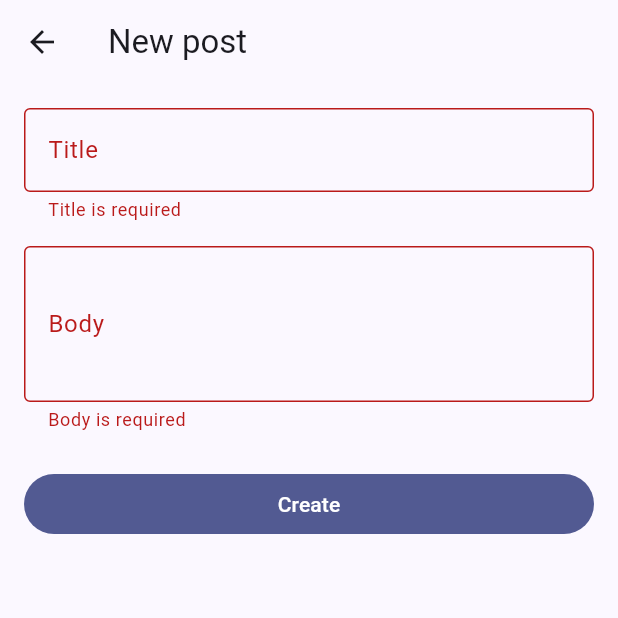
After one commit to nicolinx/flutter_enterprise_starter_kit, a Flutter app: the PostFormPage screen opened by its route, after a tap on "Create", on a phone screen of 412 x 824 dp, the top half of it. The commit adds this screen. Run offline on Flutter 3.47's test engine with Material 3 defaults, Android fonts, the phone set to English and light mode, and no system bars; our stand-ins replace connectivity_plus, dio, firebase_auth, firebase_core, flutter_bloc, fpdart and 6 more; accounts and stored records are empty; generated files the repository leaves out were written again; network calls fail.

Commit message:
feat: add posts presentation layer, DI wiring, and routes

```diff
--- a/lib/core/di/injection.dart
+++ b/lib/core/di/injection.dart
@@ -4,6 +4,7 @@ import 'package:flutter_enterprise_starter_kit/core/config/flavor_config.dart';
 import 'package:flutter_enterprise_starter_kit/core/network/dio_client.dart';
 import 'package:flutter_enterprise_starter_kit/core/network/network_info.dart';
 import 'package:flutter_enterprise_starter_kit/features/auth/auth_injection.dart';
+import 'package:flutter_enterprise_starter_kit/features/posts/posts_injection.dart';
 import 'package:get_it/get_it.dart';
 
 final GetIt getIt = GetIt.instance;
@@ -23,4 +24,5 @@ Future<void> configureDependencies() async {
     );
 
   configureAuthDependencies();
+  await configurePostsDependencies();
 }
--- a/lib/core/router/route_paths.dart
+++ b/lib/core/router/route_paths.dart
@@ -4,4 +4,10 @@ abstract class RoutePaths {
   static const root = '/';
   static const login = '/login';
   static const register = '/register';
+
+  static const posts = '/posts';
+  static const newPost = '/posts/new';
+
+  static String postDetailPath(int id) => '/posts/$id';
+  static String editPostPath(int id) => '/posts/$id/edit';
 }
--- /dev/null
+++ b/lib/features/posts/presentation/cubit/post_detail_cubit.dart
@@ -0,0 +1,26 @@
+import 'package:flutter_bloc/flutter_bloc.dart';
+import 'package:flutter_enterprise_starter_kit/core/error/failures.dart';
+import 'package:flutter_enterprise_starter_kit/features/posts/domain/usecases/get_post.dart';
+import 'package:flutter_enterprise_starter_kit/features/posts/presentation/cubit/post_detail_state.dart';
+
+class PostDetailCubit extends Cubit<PostDetailState> {
+  PostDetailCubit(this._getPost) : super(const PostDetailState.loading());
+
+  final GetPost _getPost;
+
+  Future<void> load(int id) async {
+    emit(const PostDetailState.loading());
+    final result = await _getPost(GetPostParams(id: id));
+    result.match(
+      (failure) => emit(PostDetailState.error(_messageFor(failure))),
+      (post) => emit(PostDetailState.loaded(post)),
+    );
+  }
+
+  String _messageFor(Failure failure) => failure.map(
+    server: (f) => f.message,
+    network: (f) => f.message,
+    cache: (f) => f.message,
+    unexpected: (f) => f.message,
+  );
+}
--- /dev/null
+++ b/lib/features/posts/presentation/cubit/post_detail_state.dart
@@ -0,0 +1,11 @@
+import 'package:flutter_enterprise_starter_kit/features/posts/domain/entities/post.dart';
+import 'package:freezed_annotation/freezed_annotation.dart';
+
+part 'post_detail_state.freezed.dart';
+
+@freezed
+sealed class PostDetailState with _$PostDetailState {
+  const factory PostDetailState.loading() = PostDetailLoading;
+  const factory PostDetailState.loaded(Post post) = PostDetailLoaded;
+  const factory PostDetailState.error(String message) = PostDetailError;
+}
--- /dev/null
+++ b/lib/features/posts/presentation/cubit/post_form_cubit.dart
@@ -0,0 +1,48 @@
+import 'package:flutter_bloc/flutter_bloc.dart';
+import 'package:flutter_enterprise_starter_kit/core/error/failures.dart';
+import 'package:flutter_enterprise_starter_kit/features/posts/domain/entities/post.dart';
+import 'package:flutter_enterprise_starter_kit/features/posts/domain/usecases/create_post.dart';
+import 'package:flutter_enterprise_starter_kit/features/posts/domain/usecases/update_post.dart';
+import 'package:flutter_enterprise_starter_kit/features/posts/presentation/cubit/post_form_state.dart';
+
+/// Demo user id attached to posts created through this app; JSONPlaceholder
+/// requires a `userId` but doesn't have a real concept of "the current user"
+/// for writes.
+const _demoUserId = 1;
+
+class PostFormCubit extends Cubit<PostFormState> {
+  PostFormCubit(this._createPost, this._updatePost)
+    : super(const PostFormState.initial());
+
+  final CreatePost _createPost;
+  final UpdatePost _updatePost;
+
+  Future<void> submit({
+    required String title,
+    required String body,
+    Post? editing,
+  }) async {
+    emit(const PostFormState.submitting());
+
+    final result = await switch (editing) {
+      null => _createPost(
+        CreatePostParams(userId: _demoUserId, title: title, body: body),
+      ),
+      final post => _updatePost(
+        UpdatePostParams(post: post.copyWith(title: title, body: body)),
+      ),
+    };
+
+    result.match(
+      (failure) => emit(PostFormState.failure(_messageFor(failure))),
+      (post) => emit(PostFormState.success(post)),
+    );
+  }
+
+  String _messageFor(Failure failure) => failure.map(
+    server: (f) => f.message,
+    network: (f) => f.message,
+    cache: (f) => f.message,
+    unexpected: (f) => f.message,
+  );
+}
--- /dev/null
+++ b/lib/features/posts/presentation/cubit/post_form_state.dart
@@ -0,0 +1,12 @@
+import 'package:flutter_enterprise_starter_kit/features/posts/domain/entities/post.dart';
+import 'package:freezed_annotation/freezed_annotation.dart';
+
+part 'post_form_state.freezed.dart';
+
+@freezed
+sealed class PostFormState with _$PostFormState {
+  const factory PostFormState.initial() = PostFormInitial;
+  const factory PostFormState.submitting() = PostFormSubmitting;
+  const factory PostFormState.success(Post post) = PostFormSuccess;
+  const factory PostFormState.failure(String message) = PostFormFailure;
+}
--- /dev/null
+++ b/lib/features/posts/presentation/cubit/posts_cubit.dart
@@ -0,0 +1,46 @@
+import 'package:flutter_bloc/flutter_bloc.dart';
+import 'package:flutter_enterprise_starter_kit/core/error/failures.dart';
+import 'package:flutter_enterprise_starter_kit/core/usecase/usecase.dart';
+import 'package:flutter_enterprise_starter_kit/features/posts/domain/usecases/delete_post.dart';
+import 'package:flutter_enterprise_starter_kit/features/posts/domain/usecases/get_posts.dart';
+import 'package:flutter_enterprise_starter_kit/features/posts/presentation/cubit/posts_state.dart';
+
+class PostsCubit extends Cubit<PostsState> {
+  PostsCubit(this._getPosts, this._deletePost)
+    : super(const PostsState.initial());
+
+  final GetPosts _getPosts;
+  final DeletePost _deletePost;
+
+  Future<void> load() async {
+    emit(const PostsState.loading());
+    final result = await _getPosts(const NoParams());
+    result.match(
+      (failure) => emit(PostsState.error(_messageFor(failure))),
+      (posts) => emit(PostsState.loaded(posts)),
+    );
+  }
+
+  Future<void> delete(int id) async {
+    final result = await _deletePost(DeletePostParams(id: id));
+    result.match((failure) => emit(PostsState.error(_messageFor(failure))), (
+      _,
+    ) {
+      final current = state;
+      if (current is PostsLoaded) {
+        emit(
+          PostsState.loaded(
+            current.posts.where((post) => post.id != id).toList(),
+          ),
+        );
+      }
+    });
+  }
+
+  String _messageFor(Failure failure) => failure.map(
+    server: (f) => f.message,
+    network: (f) => f.message,
+    cache: (f) => f.message,
+    unexpected: (f) => f.message,
+  );
+}
--- /dev/null
+++ b/lib/features/posts/presentation/pages/post_form_page.dart
@@ -0,0 +1,158 @@
+import 'dart:async';
+
+import 'package:flutter/material.dart';
+import 'package:flutter_bloc/flutter_bloc.dart';
+import 'package:flutter_enterprise_starter_kit/core/di/injection.dart';
+import 'package:flutter_enterprise_starter_kit/features/posts/domain/entities/post.dart';
+import 'package:flutter_enterprise_starter_kit/features/posts/presentation/cubit/post_detail_cubit.dart';
+import 'package:flutter_enterprise_starter_kit/features/posts/presentation/cubit/post_detail_state.dart';
+import 'package:flutter_enterprise_starter_kit/features/posts/presentation/cubit/post_form_cubit.dart';
+import 'package:flutter_enterprise_starter_kit/features/posts/presentation/cubit/post_form_state.dart';
+
+/// Handles both create (`id == null`) and edit (`id` provided). For edit,
+/// the existing post is fetched by id (via `PostDetailCubit`) rather than
+/// relying on data passed through navigation, so a direct/deep link to the
+/// edit route works the same as navigating from the detail page.
+class PostFormPage extends StatelessWidget {
+  const PostFormPage({super.key, this.id});
+
+  final int? id;
+
+  @override
+  Widget build(BuildContext context) {
+    return MultiBlocProvider(
+      providers: [
+        BlocProvider(create: (_) => getIt<PostFormCubit>()),
+        if (id != null)
+          BlocProvider(
+            create: (_) {
+              final cubit = getIt<PostDetailCubit>();
+              unawaited(cubit.load(id!));
+              return cubit;
+            },
+          ),
+      ],
+      child: _PostFormView(id: id),
+    );
+  }
+}
+
+class _PostFormView extends StatefulWidget {
+  const _PostFormView({required this.id});
+
+  final int? id;
+
+  @override
+  State<_PostFormView> createState() => _PostFormViewState();
+}
+
+class _PostFormViewState extends State<_PostFormView> {
+  final _formKey = GlobalKey<FormState>();
+  final _titleController = TextEditingController();
+  final _bodyController = TextEditingController();
+  Post? _editing;
+
+  @override
+  void dispose() {
+    _titleController.dispose();
+    _bodyController.dispose();
+    super.dispose();
+  }
+
+  void _submit(BuildContext context) {
+    if (!_formKey.currentState!.validate()) return;
+    unawaited(
+      context.read<PostFormCubit>().submit(
+        title: _titleController.text,
+        body: _bodyController.text,
+        editing: _editing,
+      ),
+    );
+  }
+
+  @override
+  Widget build(BuildContext context) {
+    final isEditing = widget.id != null;
+
+    return Scaffold(
+      appBar: AppBar(title: Text(isEditing ? 'Edit post' : 'New post')),
+      body: MultiBlocListener(
+        listeners: [
+          BlocListener<PostFormCubit, PostFormState>(
+            listener: (context, state) {
+              if (state case PostFormSuccess()) {
+                Navigator.of(context).pop();
+              } else if (state case PostFormFailure(:final message)) {
+                ScaffoldMessenger.of(
+                  context,
+                ).showSnackBar(SnackBar(content: Text(message)));
+              }
+            },
+          ),
+          if (isEditing)
+            BlocListener<PostDetailCubit, PostDetailState>(
+              listener: (context, state) {
+                if (state case PostDetailLoaded(:final post)) {
+                  setState(() {
+                    _editing = post;
+                    _titleController.text = post.title;
+                    _bodyController.text = post.body;
+                  });
+                }
+              },
+            ),
+        ],
+        child: isEditing && _editing == null
+            ? const Center(child: CircularProgressIndicator())
+            : Padding(
+                padding: const EdgeInsets.all(16),
+                child: Form(
+                  key: _formKey,
+                  child: Column(
+                    crossAxisAlignment: CrossAxisAlignment.stretch,
+                    children: [
+                      TextFormField(
+                        controller: _titleController,
+                        decoration: const InputDecoration(labelText: 'Title'),
+                        validator: (value) => (value == null || value.isEmpty)
+                            ? 'Title is required'
+                            : null,
+                      ),
+                      const SizedBox(height: 16),
+                      TextFormField(
+                        controller: _bodyController,
+                        decoration: const InputDecoration(labelText: 'Body'),
+                        minLines: 3,
+                        maxLines: 6,
+                        validator: (value) => (value == null || value.isEmpty)
+                            ? 'Body is required'
+                            : null,
+                      ),
+                      const SizedBox(height: 24),
+                      BlocBuilder<PostFormCubit, PostFormState>(
+                        builder: (context, state) {
+                          final isSubmitting = state is PostFormSubmitting;
+                          return FilledButton(
+                            onPressed: isSubmitting
+                                ? null
+                                : () => _submit(context),
+                            child: isSubmitting
+                                ? const SizedBox(
+                                    width: 20,
+                                    height: 20,
+                                    child: CircularProgressIndicator(
+                                      strokeWidth: 2,
+                                    ),
+                                  )
+                                : Text(isEditing ? 'Save' : 'Create'),
+                          );
+                        },
+                      ),
+                    ],
+                  ),
+                ),
+              ),
+      ),
+    );
+  }
+}
--- /dev/null
+++ b/lib/features/posts/presentation/pages/posts_list_page.dart
@@ -0,0 +1,70 @@
+import 'dart:async';
+
+import 'package:flutter/material.dart';
+import 'package:flutter_bloc/flutter_bloc.dart';
+import 'package:flutter_enterprise_starter_kit/core/di/injection.dart';
+import 'package:flutter_enterprise_starter_kit/core/router/route_paths.dart';
+import 'package:flutter_enterprise_starter_kit/features/posts/presentation/cubit/posts_cubit.dart';
+import 'package:flutter_enterprise_starter_kit/features/posts/presentation/cubit/posts_state.dart';
+import 'package:go_router/go_router.dart';
+
+class PostsListPage extends StatelessWidget {
+  const PostsListPage({super.key});
+
+  @override
+  Widget build(BuildContext context) {
+    return BlocProvider(
+      create: (_) {
+        final cubit = getIt<PostsCubit>();
+        unawaited(cubit.load());
+        return cubit;
+      },
+      child: const _PostsListView(),
+    );
+  }
+}
+
+class _PostsListView extends StatelessWidget {
+  const _PostsListView();
+
+  @override
+  Widget build(BuildContext context) {
+    return Scaffold(
+      appBar: AppBar(title: const Text('Posts')),
+      floatingActionButton: FloatingActionButton(
+        onPressed: () => context.push(RoutePaths.newPost),
+        child: const Icon(Icons.add),
+      ),
+      body: BlocBuilder<PostsCubit, PostsState>(
+        builder: (context, state) {
+          return switch (state) {
+            PostsInitial() || PostsLoading() => const Center(
+              child: CircularProgressIndicator(),
+            ),
+            PostsError(:final message) => Center(child: Text(message)),
+            PostsLoaded(:final posts) => RefreshIndicator(
+              onRefresh: () => context.read<PostsCubit>().load(),
+              child: ListView.builder(
+                itemCount: posts.length,
+                itemBuilder: (context, index) {
+                  final post = posts[index];
+                  return ListTile(
+                    title: Text(post.title, maxLines: 1),
+                    subtitle: Text(post.body, maxLines: 1),
+                    onTap: () =>
+                        context.push(RoutePaths.postDetailPath(post.id)),
+                    trailing: IconButton(
+                      icon: const Icon(Icons.delete_outline),
+                      onPressed: () =>
+                          context.read<PostsCubit>().delete(post.id),
+                    ),
+                  );
+                },
+              ),
+            ),
+          };
+        },
+      ),
+    );
+  }
+}
--- a/lib/main_development.dart
+++ b/lib/main_development.dart
@@ -5,8 +5,8 @@ Future<void> main() async {
   FlavorConfig.initialize(
     flavor: Flavor.development,
     appName: 'Starter Kit (Dev)',
-    // Placeholder REST backend for the `posts` feature; swap for a real
-    // API when that feature is implemented.
+    // JSONPlaceholder: a public fake REST API. Real for reads; writes
+    // (POST/PUT/DELETE) succeed but don't persist, see the `posts` feature.
     apiBaseUrl: 'https://jsonplaceholder.typicode.com',
   );
 
--- a/lib/main_production.dart
+++ b/lib/main_production.dart
@@ -5,8 +5,8 @@ Future<void> main() async {
   FlavorConfig.initialize(
     flavor: Flavor.production,
     appName: 'Starter Kit',
-    // Placeholder REST backend for the `posts` feature; swap for a real
-    // API when that feature is implemented.
+    // JSONPlaceholder: a public fake REST API. Real for reads; writes
+    // (POST/PUT/DELETE) succeed but don't persist, see the `posts` feature.
     apiBaseUrl: 'https://jsonplaceholder.typicode.com',
   );
 
```
Also changed, not shown: lib/core/router/app_router.dart (+25 -0 lines), lib/features/home/presentation/pages/home_page.dart (+8 -1 lines), lib/features/posts/posts_injection.dart (added, +62 -0 lines), lib/features/posts/presentation/cubit/posts_state.dart (added, +12 -0 lines), lib/features/posts/presentation/pages/post_detail_page.dart (added, +72 -0 lines), 3 other files.
